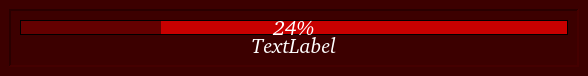
Old version of the form dev/KultOracle/src/ui/loader.ui in the repository kultdevop/kultoracle.
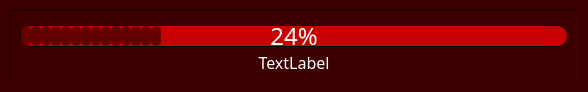
New version of the form.

Commit message: ui fonts embedded for cross platform consistency

Diff of the .ui file:
```diff
--- a/dev/KultOracle/src/ui/loader.ui
+++ b/dev/KultOracle/src/ui/loader.ui
@@ -7,7 +7,7 @@
     <x>0</x>
     <y>0</y>
     <width>588</width>
-    <height>76</height>
+    <height>92</height>
    </rect>
   </property>
   <property name="sizePolicy">
@@ -19,13 +19,13 @@
   <property name="minimumSize">
    <size>
     <width>588</width>
-    <height>76</height>
+    <height>90</height>
    </size>
   </property>
   <property name="maximumSize">
    <size>
     <width>588</width>
-    <height>76</height>
+    <height>92</height>
    </size>
   </property>
   <property name="focusPolicy">
@@ -61,13 +61,13 @@
        <item row="0" column="0">
         <layout class="QVBoxLayout" name="verticalLayout">
          <property name="spacing">
-          <number>0</number>
+          <number>5</number>
          </property>
          <property name="sizeConstraint">
           <enum>QLayout::SetMinimumSize</enum>
          </property>
          <property name="topMargin">
-          <number>0</number>
+          <number>5</number>
          </property>
          <property name="bottomMargin">
           <number>0</number>
@@ -75,7 +75,7 @@
          <item>
           <widget class="QProgressBar" name="pbPdfLoader">
            <property name="sizePolicy">
-            <sizepolicy hsizetype="Minimum" vsizetype="Minimum">
+            <sizepolicy hsizetype="Minimum" vsizetype="Fixed">
              <horstretch>0</horstretch>
              <verstretch>0</verstretch>
             </sizepolicy>
@@ -83,34 +83,35 @@
            <property name="maximumSize">
             <size>
              <width>16777215</width>
-             <height>15</height>
+             <height>16777215</height>
             </size>
            </property>
            <property name="font">
             <font>
-             <family>Z003 [urw]</family>
-             <pointsize>16</pointsize>
-             <weight>7</weight>
-             <italic>true</italic>
+             <family>Great Vibes</family>
+             <pointsize>18</pointsize>
+             <weight>50</weight>
+             <italic>false</italic>
              <bold>false</bold>
             </font>
            </property>
            <property name="styleSheet">
             <string notr="true">QProgressBar {
-font: 57 italic 16pt &quot;Z003 [urw]&quot;;
+font: 18pt &quot;Great Vibes&quot;;
 text-align: center;
 border: 1px solid black;
 color: white;
 background-color: rgb(200, 0, 0);
+border-radius: 10px;
 }
 
 QProgressBar::chunk {
     background-color: rgb(100, 0, 0);
-    width: 20px;
-}
-
-
-</string>
+min-height: 10px;
+max-height: 10px;
+width: 10px;
+border-radius: 5px;
+}</string>
            </property>
            <property name="value">
             <number>24</number>
@@ -130,10 +131,10 @@
            </property>
            <property name="font">
             <font>
-             <family>Z003 [urw]</family>
-             <pointsize>16</pointsize>
-             <weight>7</weight>
-             <italic>true</italic>
+             <family>Great Vibes</family>
+             <pointsize>12</pointsize>
+             <weight>50</weight>
+             <italic>false</italic>
              <bold>false</bold>
             </font>
            </property>
```
Left out of the diff: 2 changed lines with no effect on the pictures. The commit also changes 4 other files.
